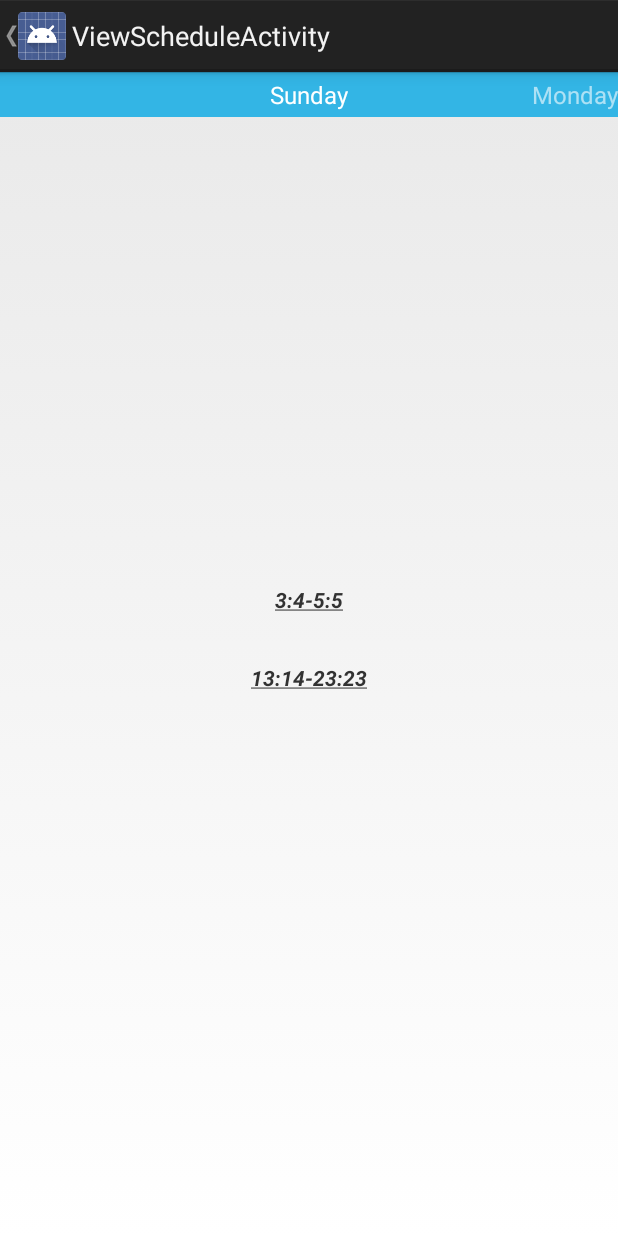
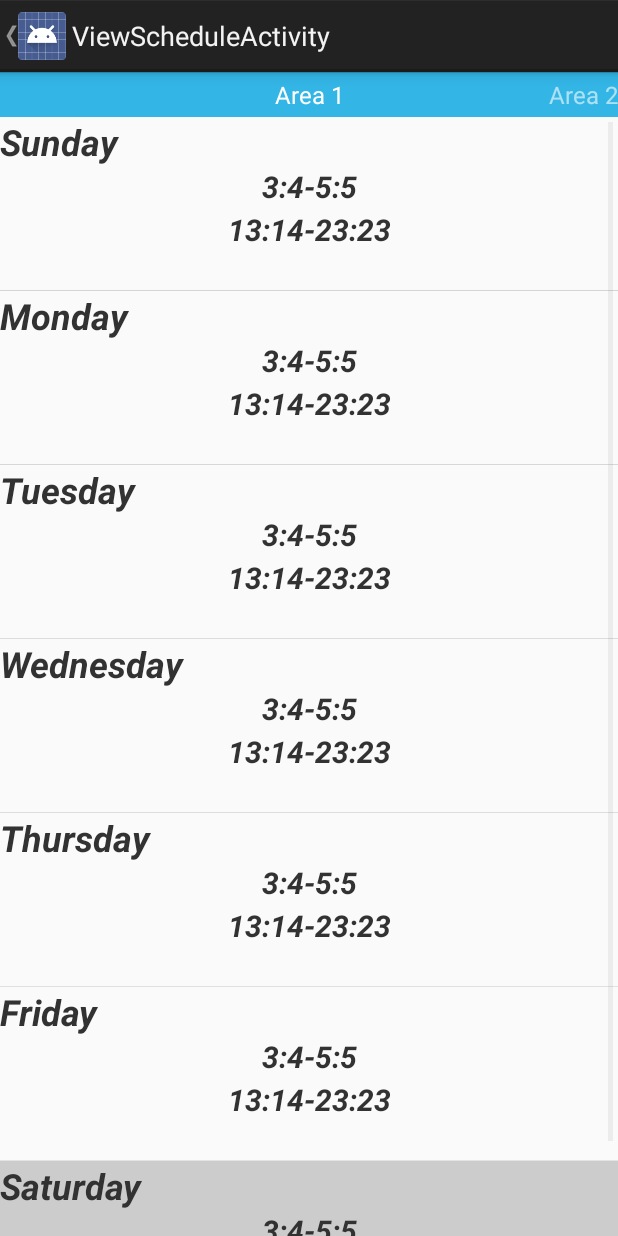
Before and after one commit to NirojPokhrel/loadsheddingreminder, an Android app: the TabbedViewScheduleActivity screen opened directly, with no data from a screen before it, on a phone screen of 412 x 824 dp. Run offline under Robolectric (Android 15) with nearby library versions, the phone set to English and light mode, and no system bars.

Commit message:
View Schedule modified and framework for the same created

```diff
--- a/Niroj/LoadSheddingReminder/app/src/main/java/com/bishalniroj/loadsheddingreminder/IDummyClass.java
+++ b/Niroj/LoadSheddingReminder/app/src/main/java/com/bishalniroj/loadsheddingreminder/IDummyClass.java
@@ -6,6 +6,8 @@ import java.util.ArrayList;
  * Created by Niroj Pokhrel on 6/15/2015.
  */
 public interface IDummyClass {
+    ArrayList<ArrayList<LoadSheddingData>> GetLoadSheddingInfoForAnArea(int anInt);
+
     public class LoadSheddingData {
         public LoadSheddingData() {
             start_hour = 0;
--- a/Niroj/LoadSheddingReminder/app/src/main/java/com/bishalniroj/loadsheddingreminder/LoadSheddingActivity.java
+++ b/Niroj/LoadSheddingReminder/app/src/main/java/com/bishalniroj/loadsheddingreminder/LoadSheddingActivity.java
@@ -70,7 +70,7 @@ public class LoadSheddingActivity extends Activity {
                         break;
                     }
                     case R.id.viewSchedule:
-                        intent = new Intent( mContext, ViewScheduleActivity.class );
+                        intent = new Intent( mContext, TabbedViewScheduleActivity.class );
                         startActivity(intent);
                         Utilities.Logd("View Schedule");
                         break;
--- a/Niroj/LoadSheddingReminder/app/src/main/java/com/bishalniroj/loadsheddingreminder/TabbedViewScheduleActivity.java
+++ b/Niroj/LoadSheddingReminder/app/src/main/java/com/bishalniroj/loadsheddingreminder/TabbedViewScheduleActivity.java
@@ -17,7 +17,10 @@
 package com.bishalniroj.loadsheddingreminder;
 
 import android.app.ActionBar;
+import android.app.Activity;
+import android.content.Context;
 import android.content.Intent;
+import android.graphics.Color;
 import android.os.Bundle;
 import android.support.v4.app.Fragment;
 import android.support.v4.app.FragmentActivity;
@@ -31,13 +34,18 @@ import android.view.LayoutInflater;
 import android.view.MenuItem;
 import android.view.View;
 import android.view.ViewGroup;
+import android.widget.ArrayAdapter;
+import android.widget.ListView;
 import android.widget.TextView;
 
 import java.util.ArrayList;
+import java.util.Calendar;
+import java.util.List;
 
 public class TabbedViewScheduleActivity extends FragmentActivity {
 
     private static IDummyClass mDummyDataClass;
+    private static Activity mActivity;
     DemoCollectionPagerAdapter mDemoCollectionPagerAdapter;
 
     ViewPager mViewPager;
@@ -45,6 +53,7 @@ public class TabbedViewScheduleActivity extends FragmentActivity {
     public void onCreate(Bundle savedInstanceState) {
         super.onCreate(savedInstanceState);
         mDummyDataClass = TestDataClass.GetInstanceOfClass();
+        mActivity = this;
         setContentView(R.layout.activity_collection_demo);
 
         mDemoCollectionPagerAdapter = new DemoCollectionPagerAdapter(getSupportFragmentManager());
@@ -101,7 +110,7 @@ public class TabbedViewScheduleActivity extends FragmentActivity {
         public Fragment getItem(int i) {
             Fragment fragment = new DemoObjectFragment();
             Bundle args = new Bundle();
-            args.putInt(DemoObjectFragment.ARG_OBJECT, i + 1); // Our object is just an integer :-P
+            args.putInt(DemoObjectFragment.ARG_OBJECT, i); // Our object is just an integer :-P
             fragment.setArguments(args);
             return fragment;
         }
@@ -114,24 +123,7 @@ public class TabbedViewScheduleActivity extends FragmentActivity {
 
         @Override
         public CharSequence getPageTitle(int position) {
-            switch(position) {
-                case 0:
-                    return "Sunday";
-                case 1:
-                    return "Monday";
-                case 2:
-                    return "Tuesday";
-                case 3:
-                    return "Wednesday";
-                case 4:
-                    return "Thursday";
-                case 5:
-                    return "Friday";
-                case 6:
-                    return "Saturday";
-                default:
-                    return "None";
-            }
+            return "Area " + (position+1);
         }
     }
 
@@ -141,27 +133,103 @@ public class TabbedViewScheduleActivity extends FragmentActivity {
     public static class DemoObjectFragment extends Fragment {
 
         public static final String ARG_OBJECT = "object";
+        private ArrayList<ArrayList<IDummyClass.LoadSheddingData>> mLoadSheddingList;
+        private ArrayAdapter<ArrayList<IDummyClass.LoadSheddingData>> mListAdapter;
+        private ListView mListView;
 
         @Override
         public View onCreateView(LayoutInflater inflater, ViewGroup container,
                 Bundle savedInstanceState) {
+
+            Utilities.Logd("Test 0");
             View rootView = inflater.inflate(R.layout.fragment_collection_object, container, false);
+            Utilities.Logd("Test 1");
             Bundle args = getArguments();
-            ((TextView) rootView.findViewById(android.R.id.text1)).setText(
-                    Html.fromHtml(ConvertToHtmlString(args.getInt(ARG_OBJECT))));
+
+          //  mLoadSheddingList = mDummyDataClass.GetLoadSheddingInfoForADay(args.getInt(ARG_OBJECT));
+            mLoadSheddingList = mDummyDataClass.GetLoadSheddingInfoForAnArea(args.getInt(ARG_OBJECT));
+            mListAdapter = new GameHistoryAdapter( mActivity, mLoadSheddingList);
+
+            mListView = (ListView)rootView.findViewById(R.id.listOfScheduleForEachDay);
+            mListView.setAdapter(mListAdapter);
+            //
+            /*
+            Create a list view and then populate it with the
+            */
+            /*((TextView) rootView.findViewById(android.R.id.text1)).setText(
+                    Html.fromHtml(ConvertToHtmlString(args.getInt(ARG_OBJECT))));*/
             return rootView;
         }
+
+
+        private class GameHistoryAdapter extends ArrayAdapter<ArrayList<IDummyClass.LoadSheddingData>> {
+            private Context mContext;
+
+            public GameHistoryAdapter(Context context, ArrayList<ArrayList<IDummyClass.LoadSheddingData>> objects) {
+                super(context, 0, objects);
+                // TODO Auto-generated constructor stub
+                mContext = context;
+            }
+
+            @Override
+            public View getView(int position, View convertView, ViewGroup parent ) {
+                ArrayList<IDummyClass.LoadSheddingData> loadSheddingData = getItem(position);
+                LayoutInflater inflater = LayoutInflater.from(mContext);
+                convertView =  inflater.inflate( R.layout.each_day_schedule_list, parent, false );
+                Calendar cal = Calendar.getInstance();
+                int day = cal.get(Calendar.DAY_OF_WEEK);
+                Utilities.Logd("day = "+day +" position = " + position);
+                if( day == (position+1) ) {
+                    convertView.setBackgroundColor(Color.LTGRAY);
+                }
+                TextView tv = (TextView)convertView.findViewById(R.id.nameOfDay);
+                switch( position ) {
+                    case 0:
+                        tv.setText("Sunday");
+                        break;
+                    case 1:
+                        tv.setText("Monday");
+                        break;
+                    case 2:
+                        tv.setText("Tuesday");
+                        break;
+                    case 3:
+                        tv.setText("Wednesday");
+                        break;
+                    case 4:
+                        tv.setText("Thursday");
+                        break;
+                    case 5:
+                        tv.setText("Friday");
+                        break;
+                    case 6:
+                        tv.setText("Saturday");
+                        break;
+                    default:
+                        tv.setText("NONE");
+                    break;
+                }
+                tv = (TextView)convertView.findViewById(R.id.daySchedule);
+                //tv.setText("Testing");
+                tv.setText(Html.fromHtml(ConvertToHtmlString(loadSheddingData)));
+
+
+                return convertView;
+            }
+
+        };
     }
 
 
 
-    private static String ConvertToHtmlString( int pos ) {
+    private static String ConvertToHtmlString( /*int pos*/ArrayList<IDummyClass.LoadSheddingData> loadSheddingList ) {
         String str = "";
 
-        ArrayList<IDummyClass.LoadSheddingData> loadSheddingList = mDummyDataClass.GetLoadSheddingInfoForADay(pos);
+       // ArrayList<IDummyClass.LoadSheddingData> loadSheddingList = mDummyDataClass.GetLoadSheddingInfoForADay(pos);
         for( int i=0; i<loadSheddingList.size(); i++) {
-            str += "<h6><u><i>"+loadSheddingList.get(i).start_hour+":"+loadSheddingList.get(i).start_min+"-"+
-                    loadSheddingList.get(i).end_hour+":"+loadSheddingList.get(i).end_hour+"</i></u></h6>";
+        //    str += "Load Shedding " + (i+1) +"<br>";
+            str += "<i>"+loadSheddingList.get(i).start_hour+":"+loadSheddingList.get(i).start_min+"-"+
+                    loadSheddingList.get(i).end_hour+":"+loadSheddingList.get(i).end_hour+"</i>";
             str += "<br>";
         }
 
--- a/Niroj/LoadSheddingReminder/app/src/main/java/com/bishalniroj/loadsheddingreminder/TestDataClass.java
+++ b/Niroj/LoadSheddingReminder/app/src/main/java/com/bishalniroj/loadsheddingreminder/TestDataClass.java
@@ -41,6 +41,11 @@ public class TestDataClass implements IDummyClass {
     }
 
     @Override
+    public ArrayList<ArrayList<LoadSheddingData>> GetLoadSheddingInfoForAnArea(int anInt) {
+        return mArrayListOfData;
+    }
+
+    @Override
     public int GetNumberOfAreas() {
         return mNumberOfAreas;
     }
--- a/Niroj/LoadSheddingReminder/app/src/main/java/com/bishalniroj/loadsheddingreminder/Utilities.java
+++ b/Niroj/LoadSheddingReminder/app/src/main/java/com/bishalniroj/loadsheddingreminder/Utilities.java
@@ -33,4 +33,5 @@ public class Utilities {
     public static final String INTENT_DATA_AREA_NUMBER = "area_number";
     public static final String INTENT_DATA_HOUR = "hour";
     public static final String INTENT_DATA_MIN = "min";
+    public static final String LOADSHEDDING_BROADCAST_RECEIVER_ACTION = "com.niroj.alarmmangertest.ACTION";
 }
--- /dev/null
+++ b/Niroj/LoadSheddingReminder/app/src/main/java/com/bishalniroj/loadsheddingreminder/service/BroadCastReceivers.java
@@ -0,0 +1,24 @@
+package com.bishalniroj.loadsheddingreminder.service;
+
+import android.content.BroadcastReceiver;
+import android.content.Context;
+import android.content.Intent;
+import android.util.Log;
+
+import com.bishalniroj.loadsheddingreminder.Utilities;
+
+public class BroadCastReceivers extends BroadcastReceiver{
+
+	@Override
+	public void onReceive(Context context, Intent intent) {
+		// TODO Auto-generated method stub
+
+		if( intent.getAction().equals(Utilities.LOADSHEDDING_BROADCAST_RECEIVER_ACTION)) {
+			Utilities.Logd("Alarm successfully received");
+			Intent intentNew = new Intent ( context, LoadSheddingService.class);
+			context.startService(intentNew);
+		}
+
+	}
+
+}
--- /dev/null
+++ b/Niroj/LoadSheddingReminder/app/src/main/java/com/bishalniroj/loadsheddingreminder/service/LoadSheddingService.java
@@ -0,0 +1,35 @@
+package com.bishalniroj.loadsheddingreminder.service;
+
+import android.app.Service;
+import android.content.Intent;
+import android.os.IBinder;
+import com.bishalniroj.loadsheddingreminder.Utilities;
+
+public class LoadSheddingService extends Service {
+
+	@Override
+	public IBinder onBind(Intent intent) {
+		// TODO Auto-generated method stub
+		return null;
+	}
+
+	@Override
+	public void onCreate() {
+		super.onCreate();
+		Utilities.Logd("Service onCreate()");
+        //Check if data has been modified
+        //Register for alarm service
+	}
+
+	@Override
+	public void onDestroy() {
+		Utilities.Logd("Service onDestroy()");
+	}
+
+	@Override
+	public void onStart(Intent intent, int startId) {
+        Utilities.Logd("Service onStart()");
+		super.onStart(intent, startId);
+
+	}
+}
--- /dev/null
+++ b/Niroj/LoadSheddingReminder/app/src/main/res/layout/each_day_schedule_list.xml
@@ -0,0 +1,24 @@
+<?xml version="1.0" encoding="utf-8"?>
+<LinearLayout xmlns:android="http://schemas.android.com/apk/res/android"
+    android:layout_width="match_parent" android:layout_height="wrap_content"
+    android:orientation="vertical"
+    android:background="@color/background_material_light"
+    android:layout_margin="10dp">
+    <TextView
+        android:layout_width="match_parent"
+        android:layout_height="wrap_content"
+        android:id="@+id/nameOfDay"
+        android:textSize="24sp"
+        android:text="Sunday"
+        android:textStyle="bold|italic"
+        android:gravity="left"/>
+    <TextView
+        android:layout_width="match_parent"
+        android:layout_height="wrap_content"
+        android:id="@+id/daySchedule"
+        android:textSize="20sp"
+        android:text="test"
+        android:textStyle="bold"
+        android:gravity="center" />
+
+</LinearLayout>
--- a/Niroj/LoadSheddingReminder/app/src/main/res/layout/fragment_collection_object.xml
+++ b/Niroj/LoadSheddingReminder/app/src/main/res/layout/fragment_collection_object.xml
@@ -1,22 +1,11 @@
-<!--
-  Copyright 2012 The Android Open Source Project
-
-  Licensed under the Apache License, Version 2.0 (the "License");
-  you may not use this file except in compliance with the License.
-  You may obtain a copy of the License at
-
-      http://www.apache.org/licenses/LICENSE-2.0
-
-  Unless required by applicable law or agreed to in writing, software
-  distributed under the License is distributed on an "AS IS" BASIS,
-  WITHOUT WARRANTIES OR CONDITIONS OF ANY KIND, either express or implied.
-  See the License for the specific language governing permissions and
-  limitations under the License.
-  -->
-
-<TextView xmlns:android="http://schemas.android.com/apk/res/android"
-    android:id="@android:id/text1"
+<LinearLayout xmlns:android="http://schemas.android.com/apk/res/android"
+    xmlns:tools="http://schemas.android.com/tools"
     android:layout_width="match_parent"
     android:layout_height="match_parent"
-    android:gravity="center"
-    android:padding="32dp" />
+    android:orientation="vertical"
+    tools:context="com.bishalniroj.loadsheddingreminder.TabbedViewScheduleActivity$DemoObjectFragment">
+<ListView
+    android:id="@+id/listOfScheduleForEachDay"
+    android:layout_width="match_parent"
+    android:layout_height="wrap_content" />
+</LinearLayout>
```
